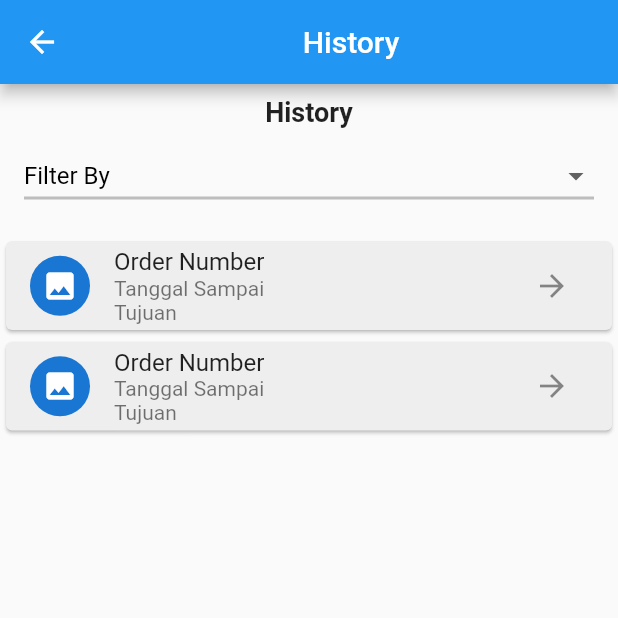
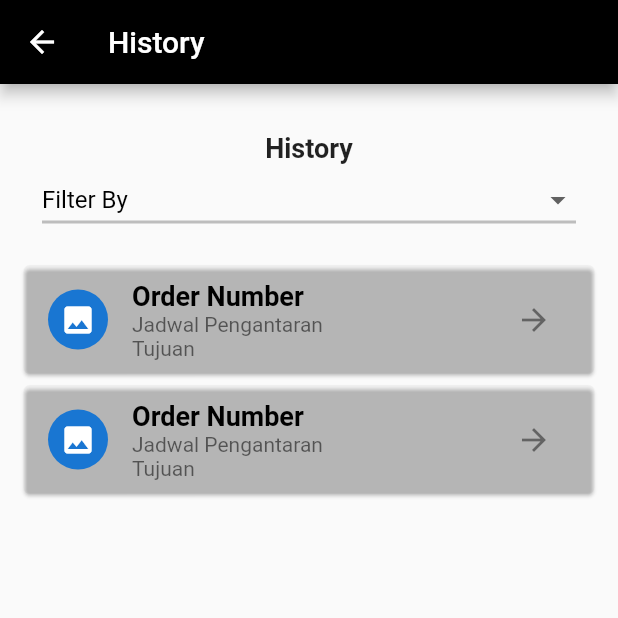
Before and after one commit to wlp26/Project_Ekspedisi, a Flutter app: the HistoryScreen screen opened directly, on a phone screen of 412 x 824 dp, the top half of it. Run offline on Flutter 3.47's test engine with Material 2 defaults, Android fonts, the light colour scheme and no system bars.

Commit message:
update history dan profile

```diff
--- a/lib/main.dart
+++ b/lib/main.dart
@@ -1,5 +1,5 @@
 import 'package:flutter/material.dart';
-import 'package:project_ekspedisi/screens/laporanKerusakan.dart';
+import 'package:project_ekspedisi/screens/history.dart';
 
 void main() {
   runApp(EkspedisiApp());
@@ -9,7 +9,7 @@ class EkspedisiApp extends StatelessWidget {
   @override
   Widget build(BuildContext context) {
     return MaterialApp(
-      home: LaporanKerusakan(),
+      home: HistoryScreen(),
     );
   }
 }
--- a/lib/screens/history.dart
+++ b/lib/screens/history.dart
@@ -1,5 +1,4 @@
 import 'package:flutter/material.dart';
-import 'package:project_ekspedisi/screens/detailHistory.dart';
 
 class HistoryScreen extends StatefulWidget {
   const HistoryScreen({Key? key}) : super(key: key);
@@ -21,17 +20,17 @@ class _HistoryScreenState extends State<HistoryScreen> {
             Navigator.pop(context);
           },
         ),
-        title: const Center(
-          child: Text('History'),
-        ),
+        title: Text("History"),
+        backgroundColor: Colors.black,
       ),
       body: ListView(
+        padding: EdgeInsets.all(12.0),
         children: [
           Column(
             crossAxisAlignment: CrossAxisAlignment.start,
             children: [
               const Padding(
-                padding: EdgeInsets.all(8.0),
+                padding: EdgeInsets.only(top: 20),
                 child: Center(
                   child: Text(
                     'History',
@@ -83,52 +82,69 @@ class _HistoryScreenState extends State<HistoryScreen> {
                 ),
               ),
               const SizedBox(height: 16),
-              Card(
-                color: Colors.grey[200],
+              Container(
+                // atur lebar sesuai kebutuhan Anda
+                height: 80,
+                child: Card(
+                  color: const Color.fromARGB(
+                      1, 206, 206, 206), // Set the desired shade of grey
                   child: ListTile(
-                  leading: const CircleAvatar(
-                    child: Icon(Icons.image),
+                    minVerticalPadding: 10.0,
+                    leading: CircleAvatar(
+                      child: Icon(Icons.image), // Replace with your thumbnail
                     ),
-                  title: const Text('Order Number'),
-                  subtitle: const Column(
+                    title: Text('Order Number'),
+                    titleTextStyle: TextStyle(
+                        fontWeight: FontWeight.bold,
+                        color: Colors.black,
+                        fontSize: 18),
+                    subtitle: Column(
                       crossAxisAlignment: CrossAxisAlignment.start,
                       children: [
-                      Text('Tanggal Sampai'),
+                        Text('Jadwal Pengantaran'),
                         Text('Tujuan'),
                       ],
                     ),
                     trailing: IconButton(
-                    icon: const Icon(Icons.arrow_forward),
+                      alignment: Alignment.topCenter,
+                      icon: Icon(Icons.arrow_forward),
                       onPressed: () {
-                      Navigator.push(
-                        context,
-                        MaterialPageRoute(
-                          builder: (context) => DetailHistoryScreen(),
-                        ),
-                      );
+                        // Add the desired functionality when the button is pressed
                       },
                     ),
                   ),
                 ),
-              Card(
-                color: Colors.grey[200],
+              ),
+              Container(
+                // atur lebar sesuai kebutuhan Anda
+                height: 80,
+                child: Card(
+                  color: const Color.fromARGB(
+                      1, 206, 206, 206), // Set the desired shade of grey
                   child: ListTile(
-                  leading: const CircleAvatar(
-                    child: Icon(Icons.image),
+                    minVerticalPadding: 10.0,
+                    leading: CircleAvatar(
+                      child: Icon(Icons.image), // Replace with your thumbnail
                     ),
-                  title: const Text('Order Number'),
-                  subtitle: const Column(
+                    title: Text('Order Number'),
+                    titleTextStyle: TextStyle(
+                        fontWeight: FontWeight.bold,
+                        color: Colors.black,
+                        fontSize: 18),
+                    subtitle: Column(
                       crossAxisAlignment: CrossAxisAlignment.start,
                       children: [
-                      Text('Tanggal Sampai'),
+                        Text('Jadwal Pengantaran'),
                         Text('Tujuan'),
                       ],
                     ),
                     trailing: IconButton(
-                    icon: const Icon(Icons.arrow_forward),
+                      alignment: Alignment.topCenter,
+                      icon: Icon(Icons.arrow_forward),
                       onPressed: () {
                         // Add the desired functionality when the button is pressed
                       },
+                    ),
                   ),
                 ),
               ),
--- a/lib/screens/profile.dart
+++ b/lib/screens/profile.dart
@@ -18,9 +18,8 @@ class _ProfileScreenState extends State<ProfileScreen> {
             Navigator.pop(context);
           },
         ),
-        title: const Center(
-          child: Text('Profile'),
-        ),
+        title: Text("Profile"),
+        backgroundColor: Colors.black,
       ),
       body: Align(
         alignment: Alignment.topCenter,
```
Lines whose indentation alone changed are shown as unchanged.
